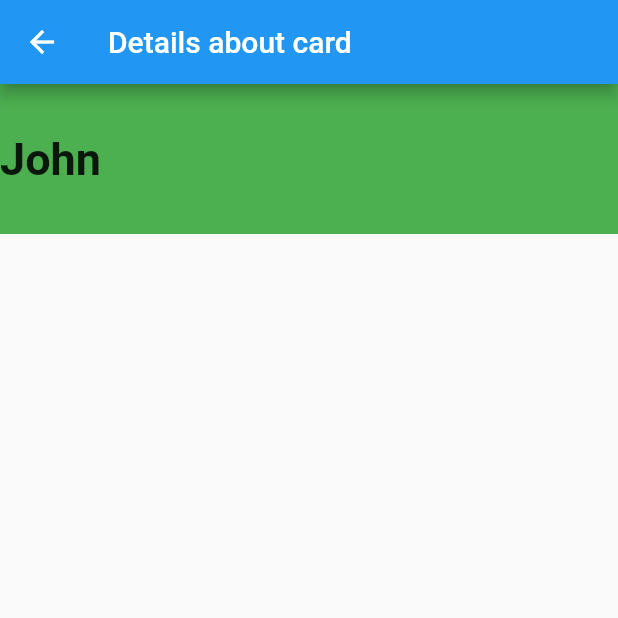
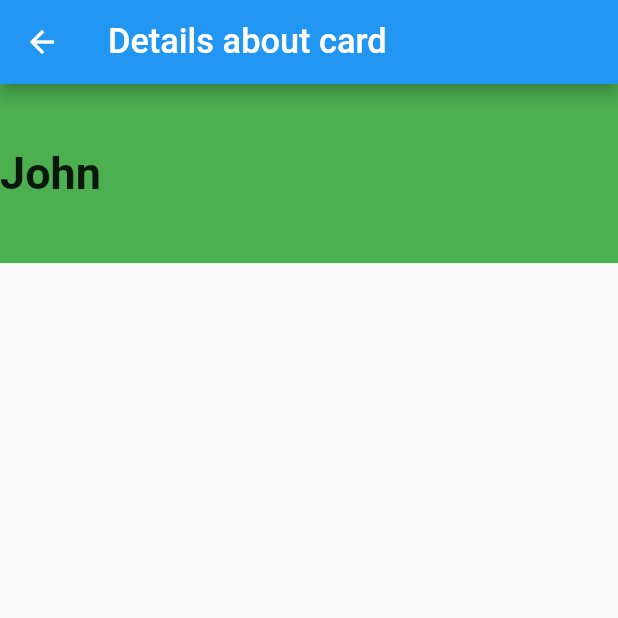
Before and after one commit to tech-aziz/list_map, a Flutter app: the screen it shows after launch, after a tap on "John", on a phone screen of 412 x 824 dp, the top half of it. Run offline on Flutter 3.47's test engine with Material 2 defaults, Android fonts, the light colour scheme and no system bars; our stand-ins replace flutter_screenutil, matcher; missing offline and left inert: dart:html.

Commit message:
add flutter screenutils package for responsive the text and container

```diff
--- a/list_map/lib/main.dart
+++ b/list_map/lib/main.dart
@@ -1,5 +1,6 @@
 import 'package:flutter/material.dart';
 import 'package:list_map/views/list_map.dart';
+import 'package:flutter_screenutil/flutter_screenutil.dart';
 
 void main() {
   runApp(const MyApp());
@@ -11,13 +12,16 @@ class MyApp extends StatelessWidget {
   // This widget is the root of your application.
   @override
   Widget build(BuildContext context) {
+    return ScreenUtilInit(
+      builder: (context, child) {
         return MaterialApp(
             debugShowCheckedModeBanner: false,
             title: 'Flutter Demo',
             theme: ThemeData(
               primarySwatch: Colors.blue,
             ),
-      home: ListMap()
+            home: ListMap());
+      },
     );
   }
 }
--- a/list_map/lib/views/another_page.dart
+++ b/list_map/lib/views/another_page.dart
@@ -1,6 +1,7 @@
 import 'dart:html';
 
 import 'package:flutter/material.dart';
+import 'package:flutter_screenutil/flutter_screenutil.dart';
 
 class AnotherPage extends StatefulWidget {
   String name;
@@ -23,12 +24,12 @@ class _AnotherPageState extends State<AnotherPage> {
   Widget build(BuildContext context) {
     return Scaffold(
       appBar: AppBar(
-        title: Text("Details about card"),
+        title: Text("Details about card",style: TextStyle(fontSize: 20.sp),),
       ),
       body: Column(
         children: [
           Container(
-            height: 100,
+            height: 100.h,
             width: double.infinity,
             color: Colors.green,
             child: Row(
--- a/list_map/pubspec.yaml
+++ b/list_map/pubspec.yaml
@@ -36,6 +36,7 @@ dependencies:
   # The following adds the Cupertino Icons font to your application.
   # Use with the CupertinoIcons class for iOS style icons.
   cupertino_icons: ^1.0.2
+  flutter_screenutil: ^5.6.0
 
 dev_dependencies:
   flutter_test:
```
Also changed, not shown: list_map/pubspec.lock. Lines whose indentation alone changed are shown as unchanged.
